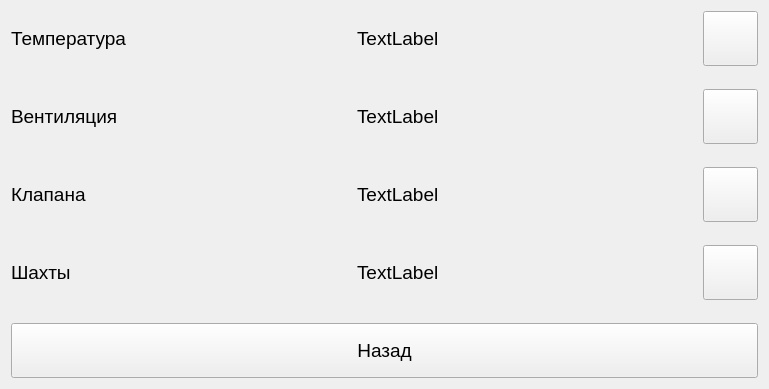
ciberslavik/climacore, file QtClient/QtClimaClient/Frames/Graphs/ConfigProfilesFrame.ui: the form before one commit.
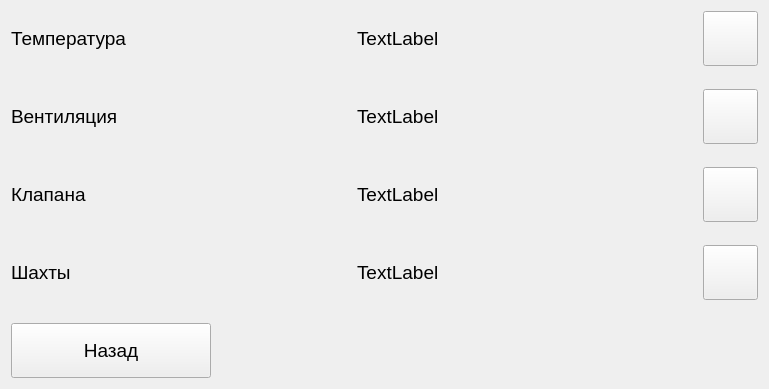
The form after the commit. Icons and pictures are not drawn.

The edit to the form file:
```diff
--- a/QtClient/QtClimaClient/Frames/Graphs/ConfigProfilesFrame.ui
+++ b/QtClient/QtClimaClient/Frames/Graphs/ConfigProfilesFrame.ui
@@ -83,7 +83,7 @@
       <widget class="QPushButton" name="btnReturn">
        <property name="minimumSize">
         <size>
-         <width>0</width>
+         <width>200</width>
          <height>55</height>
         </size>
        </property>
@@ -102,6 +102,19 @@
        </property>
       </widget>
      </item>
+     <item>
+      <spacer name="horizontalSpacer">
+       <property name="orientation">
+        <enum>Qt::Horizontal</enum>
+       </property>
+       <property name="sizeHint" stdset="0">
+        <size>
+         <width>40</width>
+         <height>20</height>
+        </size>
+       </property>
+      </spacer>
+     </item>
     </layout>
    </item>
    <item row="2" column="0">
```
Left out of the diff: 2 changed lines with no effect on the pictures.
